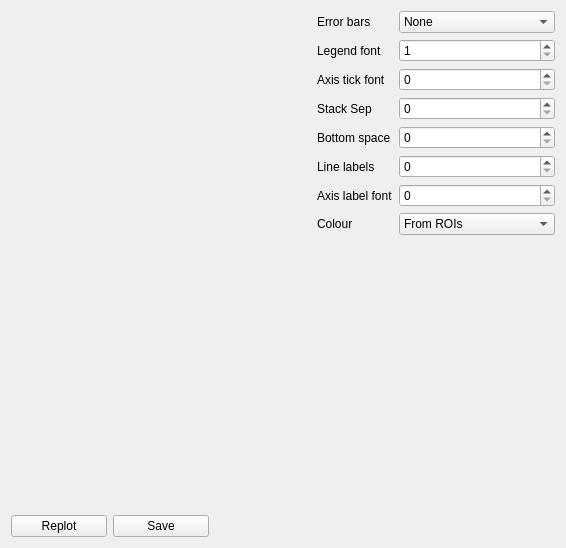
First picture: the form in src/pcot/assets/tabspectrum.ui, repository AU-ExoMars/PCOT, before the edit.
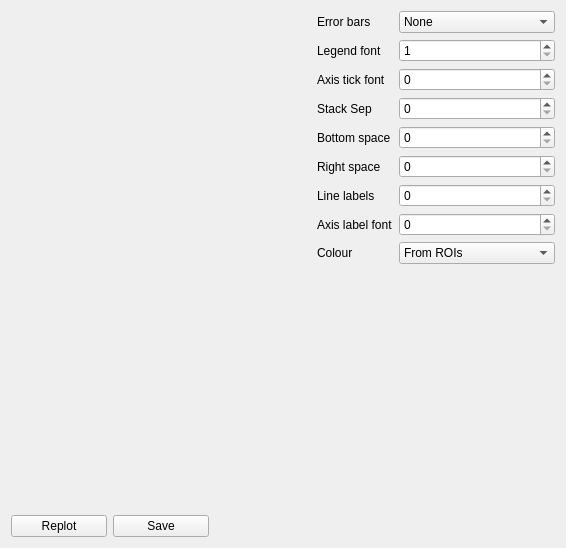
Second picture: the form after the edit. Custom widgets are drawn as their Qt base class.

Commit message: Right space added to spectrum

```diff
--- a/src/pcot/assets/tabspectrum.ui
+++ b/src/pcot/assets/tabspectrum.ui
@@ -125,34 +125,34 @@
      <item row="4" column="1">
       <widget class="QSpinBox" name="bottomSpaceSpin"/>
      </item>
-     <item row="5" column="0">
+     <item row="6" column="0">
       <widget class="QLabel" name="label_6">
        <property name="text">
         <string>Line labels</string>
        </property>
       </widget>
      </item>
-     <item row="5" column="1">
+     <item row="6" column="1">
       <widget class="QSpinBox" name="lineLabelSpin"/>
      </item>
-     <item row="6" column="0">
+     <item row="7" column="0">
       <widget class="QLabel" name="label_7">
        <property name="text">
         <string>Axis label font</string>
        </property>
       </widget>
      </item>
-     <item row="6" column="1">
+     <item row="7" column="1">
       <widget class="QSpinBox" name="labelFontSpin"/>
      </item>
-     <item row="7" column="0">
+     <item row="8" column="0">
       <widget class="QLabel" name="label_8">
        <property name="text">
         <string>Colour</string>
        </property>
       </widget>
      </item>
-     <item row="7" column="1">
+     <item row="8" column="1">
       <widget class="QComboBox" name="colourmode">
        <item>
         <property name="text">
@@ -171,6 +171,16 @@
        </item>
       </widget>
      </item>
+     <item row="5" column="1">
+      <widget class="QSpinBox" name="rightSpaceSpin"/>
+     </item>
+     <item row="5" column="0">
+      <widget class="QLabel" name="label_9">
+       <property name="text">
+        <string>Right space</string>
+       </property>
+      </widget>
+     </item>
     </layout>
    </item>
   </layout>
```
The commit also changes 1 other file.
